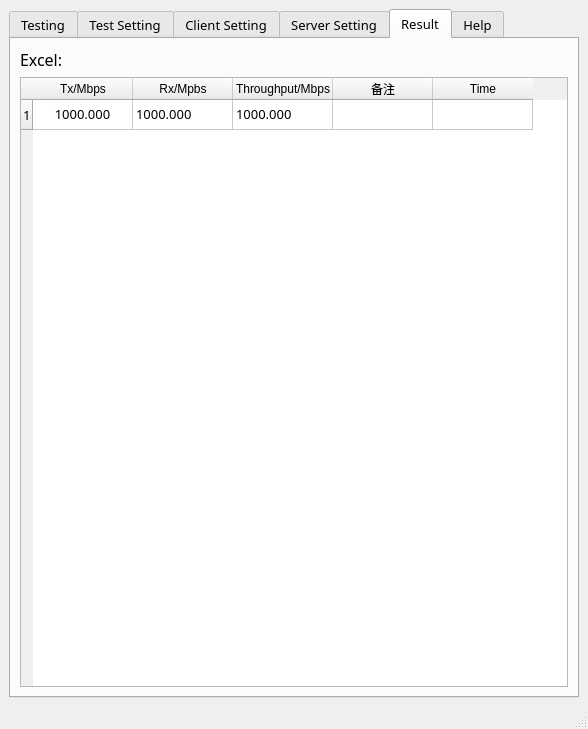
First picture: the form in iperf_client.ui, repository Reinering/iperf-gui, before the edit.
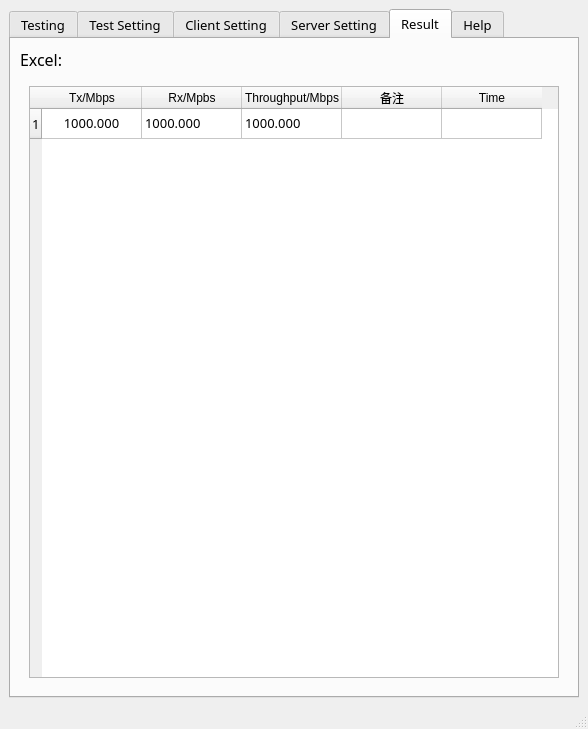
Second picture: the form after the edit. The open tabs and pages were chosen to show the change.

```diff
--- a/iperf_client.ui
+++ b/iperf_client.ui
@@ -1650,7 +1650,7 @@
        <attribute name="title">
         <string>Result</string>
        </attribute>
-       <layout class="QGridLayout" name="gridLayout_11">
+       <layout class="QGridLayout" name="gridLayout_16">
         <item row="0" column="0">
          <layout class="QHBoxLayout" name="horizontalLayout_16">
           <item>
@@ -1693,7 +1693,14 @@
          </layout>
         </item>
         <item row="1" column="0">
-         <widget class="QTableWidget" name="tableWidget">
+         <widget class="QStackedWidget" name="stackedWidget">
+          <property name="currentIndex">
+           <number>0</number>
+          </property>
+          <widget class="QWidget" name="page">
+           <layout class="QGridLayout" name="gridLayout_11">
+            <item row="0" column="0">
+             <widget class="QTableWidget" name="tableWidget_ver2">
           <property name="editTriggers">
            <set>QAbstractItemView::NoEditTriggers</set>
           </property>
@@ -1745,6 +1752,69 @@
             <string>1000.000</string>
            </property>
           </item>
+             </widget>
+            </item>
+           </layout>
+          </widget>
+          <widget class="QWidget" name="page_2">
+           <layout class="QGridLayout" name="gridLayout_15">
+            <item row="0" column="0">
+             <widget class="QTableWidget" name="tableWidget_ver3">
+              <property name="editTriggers">
+               <set>QAbstractItemView::NoEditTriggers</set>
+              </property>
+              <row>
+               <property name="text">
+                <string>1</string>
+               </property>
+              </row>
+              <column>
+               <property name="text">
+                <string>Tx/Mbps</string>
+               </property>
+              </column>
+              <column>
+               <property name="text">
+                <string>Rx/Mpbs</string>
+               </property>
+              </column>
+              <column>
+               <property name="text">
+                <string>Throughput/Mbps</string>
+               </property>
+              </column>
+              <column>
+               <property name="text">
+                <string>备注</string>
+               </property>
+              </column>
+              <column>
+               <property name="text">
+                <string>Time</string>
+               </property>
+              </column>
+              <item row="0" column="0">
+               <property name="text">
+                <string>1000.000</string>
+               </property>
+               <property name="textAlignment">
+                <set>AlignCenter</set>
+               </property>
+              </item>
+              <item row="0" column="1">
+               <property name="text">
+                <string>1000.000</string>
+               </property>
+              </item>
+              <item row="0" column="2">
+               <property name="text">
+                <string>1000.000</string>
+               </property>
+              </item>
+             </widget>
+            </item>
+           </layout>
+          </widget>
          </widget>
         </item>
        </layout>
```
Left out of the diff: 48 changed lines with no effect on the pictures. Lines whose indentation alone changed are shown as unchanged.
